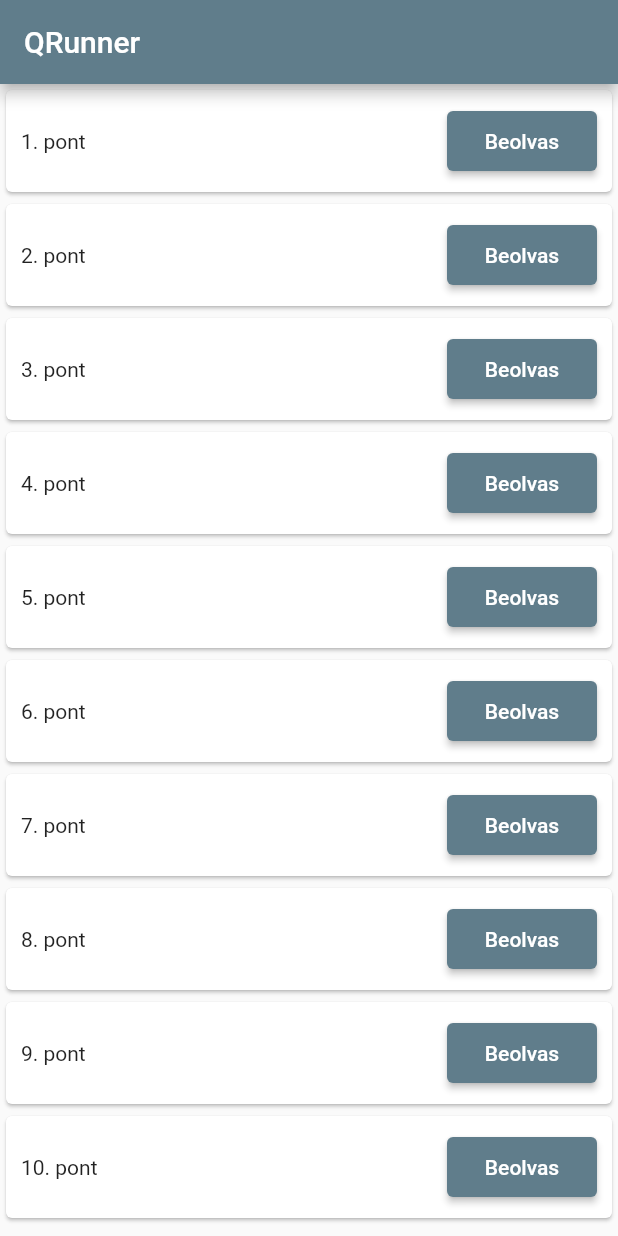
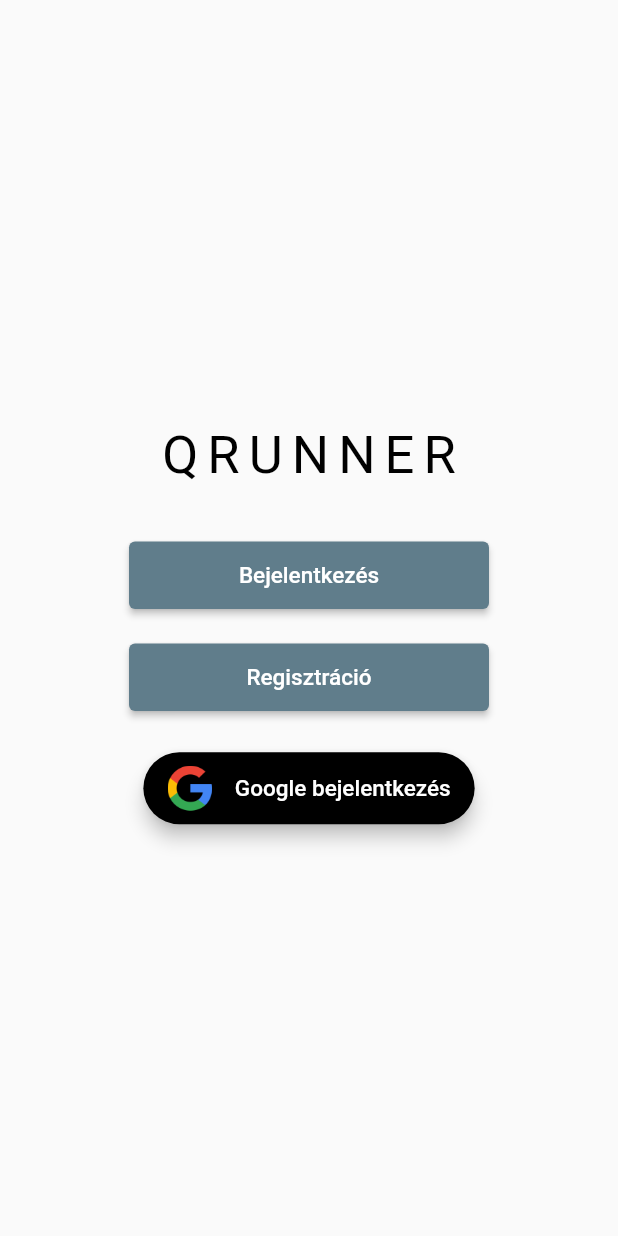
Before and after one commit to csabarato/qrunner, a Flutter app: the screen it shows after launch, on a phone screen of 412 x 824 dp. Run offline on Flutter 3.47's test engine with Material 2 defaults, Android fonts, the phone set to English and light mode, and no system bars; our stand-ins replace firebase_core, google_fonts; missing offline and left inert: mobile_scanner; accounts and stored records are empty; generated files the repository leaves out were written again.

Commit message:
Create home screen, with Login, registration buttons. Add Google sign in button.

```diff
--- /dev/null
+++ b/lib/components/buttons/google_sign_in_button.dart
@@ -0,0 +1,41 @@
+import 'package:flutter/material.dart';
+import 'package:google_fonts/google_fonts.dart';
+import 'package:qrunner/components/constants/strings.dart';
+
+class GoogleSignInButton extends StatelessWidget {
+  const GoogleSignInButton({Key? key, required this.onPressed})
+      : super(key: key);
+
+  final VoidCallback onPressed;
+
+  @override
+  Widget build(BuildContext context) {
+    return Padding(
+      padding: const EdgeInsets.symmetric(vertical: 16.0),
+      child: Material(
+        elevation: 5.0,
+        color: Colors.black,
+        borderRadius: BorderRadius.circular(30.0),
+        child: MaterialButton(
+          onPressed: onPressed,
+          child: Row(
+            mainAxisSize: MainAxisSize.min,
+            children: [
+              const Image(
+                image: AssetImage('images/google_logo.png'),
+                width: 30,
+                height: 30,
+              ),
+              const SizedBox(width: 15.0),
+              Text(
+                kGoogleSignIn,
+                //style: TextStyle(color: Colors.black, fontSize: 16.0),
+                style: GoogleFonts.lexendDeca(color: Colors.white, fontSize: 15.0),
+              ),
+            ],
+          ),
+        ),
+      ),
+    );
+  }
+}
--- /dev/null
+++ b/lib/components/buttons/rounded_button.dart
@@ -0,0 +1,34 @@
+import 'package:flutter/material.dart';
+import 'package:google_fonts/google_fonts.dart';
+
+class RoundedButton extends StatelessWidget {
+  const RoundedButton(
+      {Key? key,
+      required this.text,
+      required this.onTap,
+      this.color = Colors.blueGrey,
+      this.minWidth = 240.0})
+      : super(key: key);
+
+  final String text;
+  final VoidCallback onTap;
+  final Color color;
+  final double minWidth;
+
+  @override
+  Widget build(BuildContext context) {
+    ButtonStyle style = ElevatedButton.styleFrom(
+      backgroundColor: color,
+      minimumSize: const Size(240.0, 45.0),
+    );
+
+    return Padding(
+      padding: const EdgeInsets.symmetric(vertical: 10.0),
+      child: ElevatedButton(
+        onPressed: onTap,
+        style: style,
+        child: Text(text, style: GoogleFonts.lexendDeca(fontSize: 15.0),),
+      ),
+    );
+  }
+}
--- a/lib/components/constants/strings.dart
+++ b/lib/components/constants/strings.dart
@@ -1,3 +1,8 @@
+
+const String kLogin = 'Bejelentkezés';
+const String kRegistration = 'Regisztráció';
+const String kGoogleSignIn = 'Google bejelentkezés';
+
 const String kDone = 'Kész';
 const String kRead = 'Beolvas';
 const String kPoint = 'pont';
--- /dev/null
+++ b/lib/components/screens/auth/login_screen.dart
@@ -0,0 +1,17 @@
+import 'package:flutter/material.dart';
+
+class LoginScreen extends StatefulWidget {
+  const LoginScreen({Key? key}) : super(key: key);
+
+  static const String id = 'login_screen';
+
+  @override
+  State<LoginScreen> createState() => _LoginScreenState();
+}
+
+class _LoginScreenState extends State<LoginScreen> {
+  @override
+  Widget build(BuildContext context) {
+    return const Scaffold();
+  }
+}
--- /dev/null
+++ b/lib/components/screens/home_screen.dart
@@ -0,0 +1,52 @@
+import 'package:flutter/material.dart';
+import 'package:qrunner/components/text_logo.dart';
+
+import '../buttons/google_sign_in_button.dart';
+import '../buttons/rounded_button.dart';
+import '../constants/strings.dart';
+import 'auth/login_screen.dart';
+
+class HomeScreen extends StatefulWidget {
+  const HomeScreen({Key? key}) : super(key: key);
+
+  @override
+  State<HomeScreen> createState() => _HomeScreenState();
+}
+
+class _HomeScreenState extends State<HomeScreen> {
+  @override
+  Widget build(BuildContext context) {
+    return Scaffold(
+      body: Center(
+        child: Padding(
+          padding: const EdgeInsets.symmetric(horizontal: 24.0),
+          child: Column(
+            mainAxisAlignment: MainAxisAlignment.center,
+            crossAxisAlignment: CrossAxisAlignment.center,
+            children: [
+              const Padding(
+                  padding: EdgeInsets.symmetric(vertical: 25.0),
+                  child: TextLogo()),
+              RoundedButton(
+                text: kLogin,
+                onTap: () {
+                  Navigator.pushNamed(context, LoginScreen.id);
+                },
+              ),
+              RoundedButton(
+                text: kRegistration,
+                onTap: () {
+                  //Navigator.pushNamed(context, RegistrationScreen.id);
+                },
+              ),
+              GoogleSignInButton(onPressed: () {
+                //signInWithGoogle();
+              }),
+            ],
+          ),
+        ),
+      ),
+    );
+
+  }
+}
--- /dev/null
+++ b/lib/components/text_logo.dart
@@ -0,0 +1,16 @@
+import 'package:flutter/material.dart';
+import 'package:google_fonts/google_fonts.dart';
+
+class TextLogo extends StatelessWidget {
+  const TextLogo({Key? key}) : super(key: key);
+
+  @override
+  Widget build(BuildContext context) {
+    return
+    Text('QRUNNER', style: GoogleFonts.lexendDeca(
+      color: Colors.black,
+      fontSize: 35.0,
+      letterSpacing: 6.0
+    ));
+  }
+}
--- a/lib/main.dart
+++ b/lib/main.dart
@@ -1,8 +1,8 @@
 import 'package:firebase_core/firebase_core.dart';
 import 'package:flutter/material.dart';
-import 'package:qrunner/components/screens/read_codes_list_screen.dart';
+import 'package:qrunner/components/screens/auth/login_screen.dart';
+import 'package:qrunner/components/screens/home_screen.dart';
 import 'package:qrunner/configuration/firebase/firebase_options.dart';
-import 'configuration/firebase/firebase_options.dart';
 
 void main() async {
   WidgetsFlutterBinding.ensureInitialized();
@@ -21,27 +21,10 @@ class MyApp extends StatelessWidget {
       theme: ThemeData(
         primarySwatch: Colors.blueGrey,
       ),
-      home: const MyHomePage(title: 'QRunner'),
+      home: const HomeScreen(),
+      routes: {
+        LoginScreen.id: (context) => const LoginScreen(),
+      }
     );
   }
 }
-
-class MyHomePage extends StatefulWidget {
-  const MyHomePage({super.key, required this.title});
-  final String title;
-
-  @override
-  State<MyHomePage> createState() => _MyHomePageState();
-}
-
-class _MyHomePageState extends State<MyHomePage> {
-  @override
-  Widget build(BuildContext context) {
-    return Scaffold(
-      appBar: AppBar(
-        title: Text(widget.title),
-      ),
-      body: const ReadCodesListScreen(),
-    );
-  }
-}
--- a/pubspec.yaml
+++ b/pubspec.yaml
@@ -37,6 +37,7 @@ dependencies:
   cupertino_icons: ^1.0.2
   mobile_scanner: ^3.2.0
   firebase_core: ^2.9.0
+  google_fonts: ^3.0.1
 
 dev_dependencies:
   flutter_test:
@@ -61,9 +62,8 @@ flutter:
   uses-material-design: true
 
   # To add assets to your application, add an assets section, like this:
-  # assets:
-  #   - images/a_dot_burr.jpeg
-  #   - images/a_dot_ham.jpeg
+  assets:
+    - images/google_logo.png
 
   # An image asset can refer to one or more resolution-specific "variants", see
   # https://flutter.dev/assets-and-images/#resolution-aware
```
Also changed, not shown: images/google_logo.png (added).
